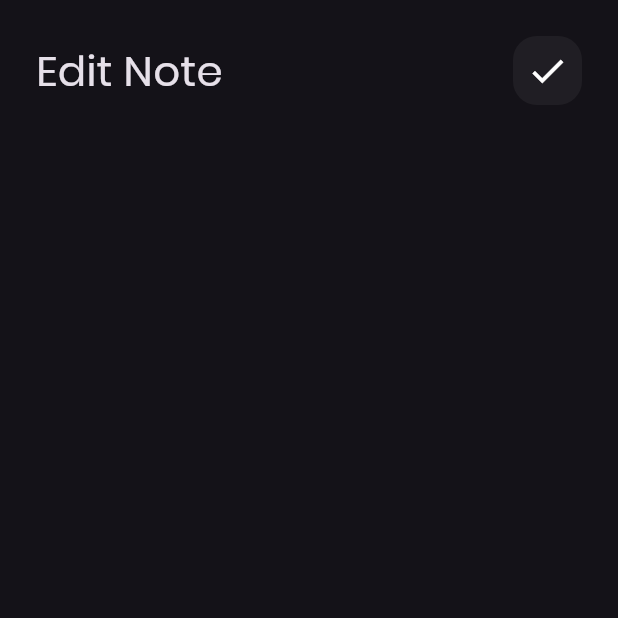
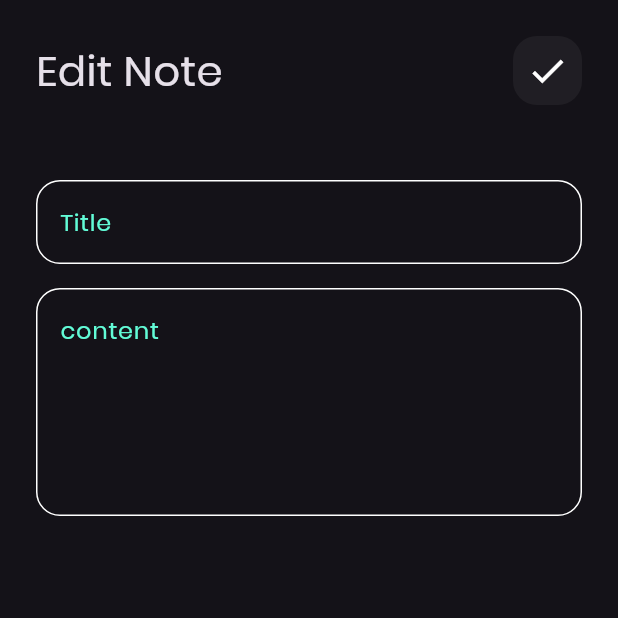
Before and after one commit to LamiaAlariqi/notes_app, a Flutter app: the editnoteview screen opened directly, on a phone screen of 412 x 824 dp, the top half of it. Run offline on Flutter 3.47's test engine with Material 3 defaults, Android fonts, the phone set to English and light mode, and no system bars; our stand-ins replace font_awesome_flutter.

Commit message:
edit note view ui done

```diff
--- a/lib/Wegets/Editnoteview.dart
+++ b/lib/Wegets/Editnoteview.dart
@@ -1,4 +1,5 @@
 import 'package:flutter/material.dart';
+import 'package:flutter/widgets.dart';
 import 'package:notes_app/Wegets/customTextfield.dart';
 import 'package:notes_app/Wegets/customeappbar.dart';
 
@@ -10,11 +11,19 @@ class Editnodeviewbody extends StatelessWidget {
     return Padding(
       padding: const EdgeInsets.symmetric(horizontal: 24),
       child: Column(
-       children: const [
-        SizedBox(height: 24,),
-         Appbar(icon: Icons.check, title: 'Edit Note',),
-
-       ],
+        children: const [
+          SizedBox(
+            height: 24,
+          ),
+          Appbar(
+            icon: Icons.check,
+            title: 'Edit Note',
+          ),
+          SizedBox(height: 50,),
+          customTextfield(hint: 'Title'),
+          SizedBox(height: 16,),
+          customTextfield(hint: 'content',maxline: 5,)
+        ],
       ),
     );
   }
--- a/lib/Wegets/customTextfield.dart
+++ b/lib/Wegets/customTextfield.dart
@@ -2,7 +2,7 @@ import 'package:flutter/material.dart';
 import 'package:notes_app/Wegets/constants.dart';
 
 class customTextfield extends StatelessWidget {
-   customTextfield({super.key, required this.hint, this.maxline=1});
+   const customTextfield({super.key, required this.hint, this.maxline=1});
    final String hint;
    final int maxline;
   @override
```
